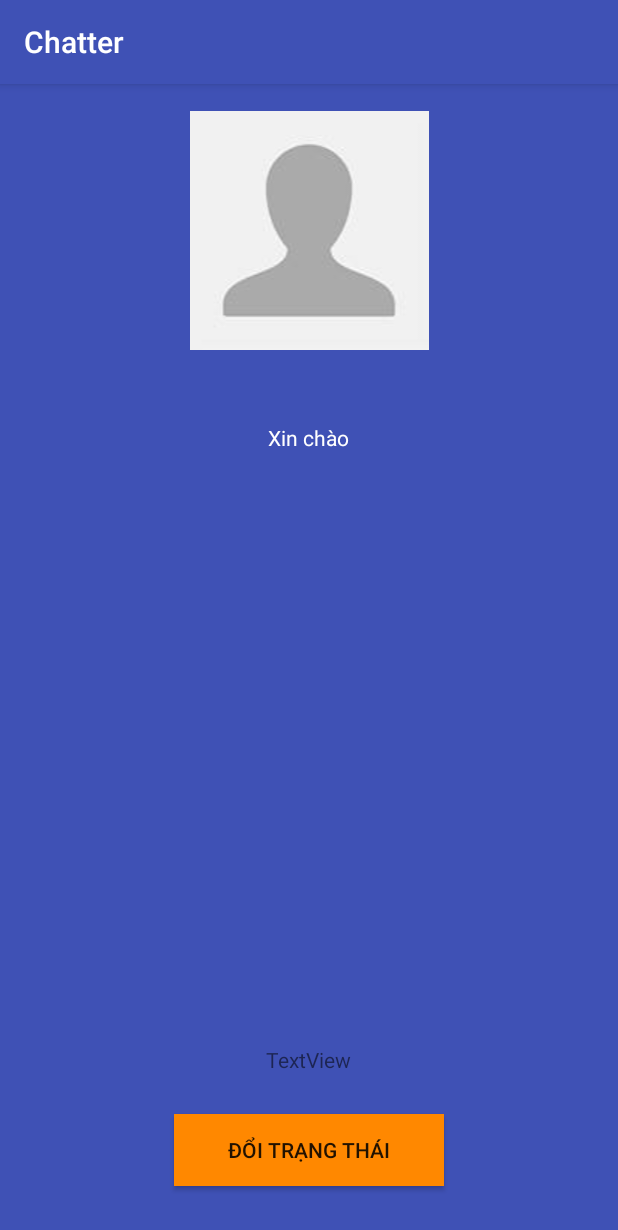
After one commit to 4nmt/Chatter, an Android app: the ProfileActivity screen opened directly, with no data from a screen before it, on a phone screen of 412 x 824 dp. The commit adds this screen. Shown: the top 1230 px of the screen. Run offline under Robolectric (Android 15) with nearby library versions, the phone set to English and light mode, and no system bars; our stand-ins replace Firebase (no records; nobody signed in at launch, a user with empty details on screens opened directly), Picasso; 3 statements that could not run were skipped.

Commit message:
update to tutorial 17

```diff
--- a/app/build.gradle
+++ b/app/build.gradle
@@ -27,7 +27,7 @@ dependencies {
     implementation 'com.google.firebase:firebase-messaging:15.0.2'
     implementation 'com.google.firebase:firebase-database:15.0.0'
     implementation 'com.google.firebase:firebase-storage:15.0.2'
-
+    implementation 'com.firebaseui:firebase-ui-database:3.3.1'
     implementation 'com.android.support:appcompat-v7:27.1.1'
     implementation 'com.android.support:design:27.1.1'
 
--- a/app/src/main/java/com/example/luffy/chatter/MainActivity.java
+++ b/app/src/main/java/com/example/luffy/chatter/MainActivity.java
@@ -75,6 +75,10 @@ public class MainActivity extends AppCompatActivity {
             startActivity(settingsIntent);
            // finish();
         }
+        if(item.getItemId() == R.id.btn_user_list){
+            Intent settingsIntent = new Intent(MainActivity.this,UsersActivity.class);
+            startActivity(settingsIntent);
+        }
         return  true;
     }
 
--- /dev/null
+++ b/app/src/main/java/com/example/luffy/chatter/ProfileActivity.java
@@ -0,0 +1,74 @@
+package com.example.luffy.chatter;
+
+import android.app.ProgressDialog;
+import android.support.v7.app.AppCompatActivity;
+import android.os.Bundle;
+import android.widget.Button;
+import android.widget.ImageView;
+import android.widget.TextView;
+
+import com.google.firebase.database.DataSnapshot;
+import com.google.firebase.database.DatabaseError;
+import com.google.firebase.database.DatabaseReference;
+import com.google.firebase.database.FirebaseDatabase;
+import com.google.firebase.database.ValueEventListener;
+import com.squareup.picasso.Picasso;
+
+public class ProfileActivity extends AppCompatActivity {
+
+
+    ImageView mProfileImage;
+
+    TextView mProfileName,mProfileStatus,mProfileFriendsCount;
+
+    Button mProfileSendReqBtn;
+    ProgressDialog loadingBar;
+    DatabaseReference mUserDatabase;
+    @Override
+    protected void onCreate(Bundle savedInstanceState) {
+        super.onCreate(savedInstanceState);
+        setContentView(R.layout.activity_profile);
+
+        String user_id = getIntent().getStringExtra("user_id");
+
+        mUserDatabase = FirebaseDatabase.getInstance().getReference().child("User").child(user_id);
+
+
+        mProfileImage = (ImageView) findViewById(R.id.profile_image);
+        mProfileSendReqBtn = (Button) findViewById(R.id.profile_send_req_btn);
+        mProfileName = (TextView) findViewById(R.id.profile_name);
+        mProfileStatus = (TextView) findViewById(R.id.profile_name);
+        mProfileFriendsCount = (TextView) findViewById(R.id.profile_name);
+
+
+        loadingBar = new ProgressDialog(ProfileActivity.this);
+        loadingBar.setTitle("Đang tải dữ liệu người dùng");
+        loadingBar.setMessage("Làm ơn đợi một lát ...");
+        loadingBar.setCanceledOnTouchOutside(false);
+        loadingBar.show();
+
+        mUserDatabase.addValueEventListener(new ValueEventListener() {
+            @Override
+            public void onDataChange(DataSnapshot dataSnapshot) {
+
+                String name = dataSnapshot.child("name").getValue().toString();
+                String image = dataSnapshot.child("image").getValue().toString();
+                String status = dataSnapshot.child("status").getValue().toString();
+
+
+                mProfileName.setText(name);
+                mProfileStatus.setText(status);
+
+                Picasso.get().load(image).placeholder(R.drawable.avatar_default).into(mProfileImage);
+
+                loadingBar.dismiss();
+            }
+
+            @Override
+            public void onCancelled(DatabaseError databaseError) {
+
+            }
+        });
+
+    }
+}
--- a/app/src/main/java/com/example/luffy/chatter/SettingsActivity.java
+++ b/app/src/main/java/com/example/luffy/chatter/SettingsActivity.java
@@ -64,6 +64,8 @@ public class SettingsActivity extends AppCompatActivity {
         mStatus = (TextView) findViewById(R.id.setting_status);
         btn_change_image = (Button) findViewById(R.id.btn_setting_avatar);
         btn_change_status = (Button) findViewById(R.id.btn_setting_status);
+
+        getSupportActionBar().setDisplayHomeAsUpEnabled(true);
 
         mImageStorage = FirebaseStorage.getInstance().getReference();
 
--- /dev/null
+++ b/app/src/main/res/layout/activity_profile.xml
@@ -0,0 +1,62 @@
+<?xml version="1.0" encoding="utf-8"?>
+<RelativeLayout xmlns:android="http://schemas.android.com/apk/res/android"
+    xmlns:app="http://schemas.android.com/apk/res-auto"
+    xmlns:tools="http://schemas.android.com/tools"
+    android:layout_width="match_parent"
+    android:layout_height="match_parent"
+    tools:context=".ProfileActivity"
+    android:background="@color/colorPrimary"
+
+    >
+
+
+    <ImageView
+        android:id="@+id/profile_image"
+        android:layout_width="match_parent"
+        android:layout_height="wrap_content"
+        android:layout_marginTop="18dp"
+        android:adjustViewBounds="false"
+        android:src="@drawable/avatar_default" />
+
+    <TextView
+        android:id="@+id/profile_name"
+        android:layout_width="wrap_content"
+        android:layout_height="wrap_content"
+        android:layout_alignParentTop="true"
+
+
+        android:layout_centerHorizontal="true"
+        android:layout_marginTop="187dp"
+        android:text="Tên hiển thị"
+        android:textColor="@android:color/background_light"
+        android:textSize="24sp" />
+
+    <TextView
+        android:id="@+id/profile_status"
+        android:layout_width="wrap_content"
+        android:layout_height="wrap_content"
+        android:layout_alignParentTop="true"
+        android:layout_centerHorizontal="true"
+        android:layout_marginTop="226dp"
+        android:text="Xin chào"
+        android:textColor="@android:color/background_light" />
+
+    <Button
+        android:id="@+id/profile_send_req_btn"
+        android:layout_width="180dp"
+        android:layout_height="wrap_content"
+        android:layout_alignParentBottom="true"
+        android:layout_centerHorizontal="true"
+        android:layout_marginBottom="33dp"
+        android:background="@android:color/holo_orange_dark"
+        android:text="Đổi trạng thái" />
+
+    <TextView
+        android:id="@+id/profile_totalFriends"
+        android:layout_width="wrap_content"
+        android:layout_height="wrap_content"
+        android:layout_alignParentBottom="true"
+        android:layout_centerHorizontal="true"
+        android:layout_marginBottom="108dp"
+        android:text="TextView" />
+</RelativeLayout>
```
Also changed, not shown: app/src/main/AndroidManifest.xml (+17 -7 lines), app/src/main/java/com/example/luffy/chatter/Users.java (added, +41 -0 lines), app/src/main/java/com/example/luffy/chatter/UsersActivity.java (added, +105 -0 lines), app/src/main/res/layout/activity_users.xml (added, +14 -0 lines), app/src/main/res/layout/user_single_layout.xml (added, +37 -0 lines), app/src/main/res/menu/main_menu.xml (+6 -1 lines).
